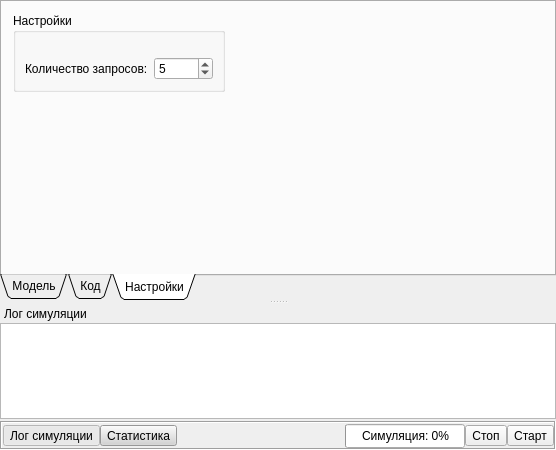
Above: interface/document.ui from alekseyl1992/qmb before the change. Below: the same form after it.
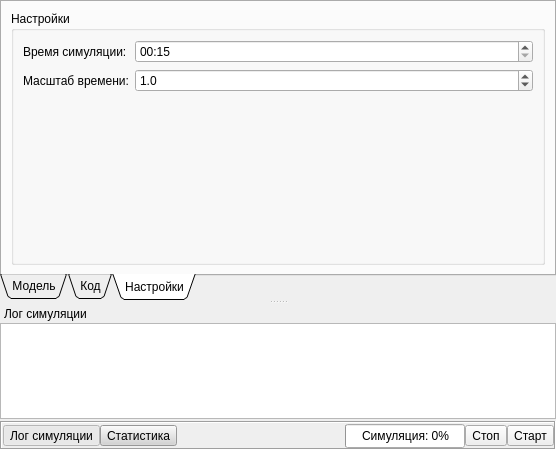
That is the form after the change. The open tabs and pages were chosen to show the change. Icons and pictures are not drawn.

Patch:
```diff
--- a/interface/document.ui
+++ b/interface/document.ui
@@ -465,15 +465,9 @@
        <attribute name="title">
         <string>Настройки</string>
        </attribute>
+       <layout class="QGridLayout" name="gridLayout_4">
+        <item row="0" column="0">
        <widget class="QGroupBox" name="optionsGroup">
-        <property name="geometry">
-         <rect>
-          <x>11</x>
-          <y>11</y>
-          <width>212</width>
-          <height>79</height>
-         </rect>
-        </property>
         <property name="sizePolicy">
          <sizepolicy hsizetype="Expanding" vsizetype="Expanding">
           <horstretch>0</horstretch>
@@ -483,29 +477,55 @@
         <property name="title">
          <string>Настройки</string>
         </property>
-        <layout class="QGridLayout" name="gridLayout_4">
-         <item row="1" column="0">
+          <layout class="QFormLayout" name="formLayout">
+           <item row="0" column="0">
           <widget class="QLabel" name="label">
            <property name="text">
-            <string>Количество запросов:</string>
+              <string>Время симуляции:</string>
+             </property>
+            </widget>
+           </item>
+           <item row="1" column="0">
+            <widget class="QLabel" name="label_2">
+             <property name="text">
+              <string>Масштаб времени:</string>
+             </property>
+            </widget>
+           </item>
+           <item row="0" column="1">
+            <widget class="QTimeEdit" name="simTime">
+             <property name="time">
+              <time>
+               <hour>0</hour>
+               <minute>0</minute>
+               <second>15</second>
+              </time>
+             </property>
+             <property name="currentSection">
+              <enum>QDateTimeEdit::SecondSection</enum>
+             </property>
+             <property name="displayFormat">
+              <string>mm:ss</string>
            </property>
           </widget>
          </item>
          <item row="1" column="1">
-          <widget class="QSpinBox" name="requestCount">
-           <property name="maximum">
-            <number>1000</number>
+            <widget class="QDoubleSpinBox" name="timeScale">
+             <property name="decimals">
+              <number>1</number>
+             </property>
+             <property name="singleStep">
+              <double>0.100000000000000</double>
            </property>
            <property name="value">
-            <number>5</number>
+              <double>1.000000000000000</double>
            </property>
           </widget>
          </item>
-         <item row="0" column="0">
-          <widget class="QWidget" name="widget" native="true"/>
-         </item>
-        </layout>
-       </widget>
+          </layout>
+         </widget>
+        </item>
+       </layout>
       </widget>
      </widget>
      <widget class="QDockWidget" name="logDock">
```
Lines whose indentation alone changed are shown as unchanged.
